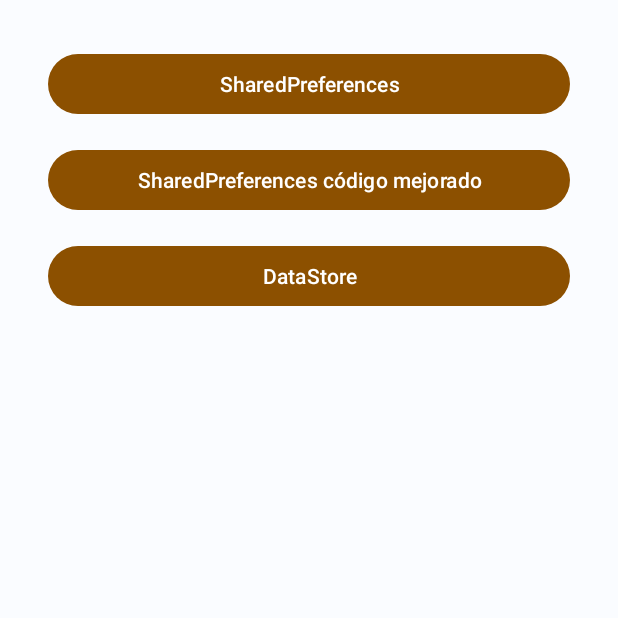
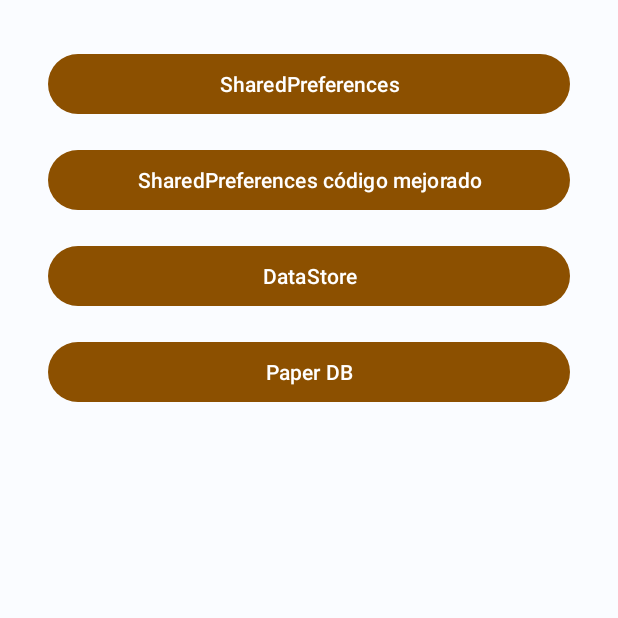
Before and after one commit to martamagui/UtadOnline_PMDM-UD3-GestionDeDatos, an Android app: the screen it shows after launch (MainActivity), on a phone screen of 412 x 824 dp, the top half of it. Run offline under Robolectric (Android 15) with nearby library versions, the phone set to English and light mode, and no system bars.

Commit message:
WIP - PaperDB

```diff
--- a/app/build.gradle
+++ b/app/build.gradle
@@ -58,4 +58,7 @@ dependencies {
 
     //DataStore
     implementation "androidx.datastore:datastore-preferences:1.0.0"
+
+    //PaperDB
+    implementation 'io.github.pilgr:paperdb:2.7.2'
 }
--- a/app/src/main/AndroidManifest.xml
+++ b/app/src/main/AndroidManifest.xml
@@ -12,6 +12,9 @@
         android:supportsRtl="true"
         android:theme="@style/Theme.UtadOnline_PMDMUD3GestionDeDatos"
         tools:targetApi="31">
+        <activity
+            android:name=".paper_db.PaperDBActivity"
+            android:exported="false" />
         <activity
             android:name=".data_store.DataStoreActivity"
             android:exported="false" />
--- a/app/src/main/res/layout/activity_main.xml
+++ b/app/src/main/res/layout/activity_main.xml
@@ -41,4 +41,16 @@
         app:layout_constraintEnd_toEndOf="parent"
         app:layout_constraintStart_toStartOf="parent"
         app:layout_constraintTop_toBottomOf="@+id/btn_shared_preferences_cleaned" />
+
+    <Button
+        android:id="@+id/btn_paper_db"
+        android:layout_width="0dp"
+        android:layout_height="wrap_content"
+        android:layout_marginStart="32dp"
+        android:layout_marginTop="16dp"
+        android:layout_marginEnd="32dp"
+        android:text="@string/paper_db_title"
+        app:layout_constraintEnd_toEndOf="parent"
+        app:layout_constraintStart_toStartOf="parent"
+        app:layout_constraintTop_toBottomOf="@+id/btn_data_store" />
 </androidx.constraintlayout.widget.ConstraintLayout>
--- a/app/src/main/res/values/strings.xml
+++ b/app/src/main/res/values/strings.xml
@@ -4,4 +4,5 @@
     <string name="shared_preferences_title">SharedPreferences</string>
     <string name="shared_preferences_cleaned_code_title">SharedPreferences código mejorado</string>
     <string name="data_store_code_title">DataStore</string>
+    <string name="paper_db_title">Paper DB</string>
 </resources>
```
Also changed, not shown: app/src/main/java/com/utad/utadonline_pmdm_ud3_gestiondedatos/MainActivity.kt (+9 -0 lines), app/src/main/java/com/utad/utadonline_pmdm_ud3_gestiondedatos/paper_db/PaperDBActivity.kt (added, +18 -0 lines), app/src/main/res/layout/activity_paper_dbactivity.xml (added, +9 -0 lines).
